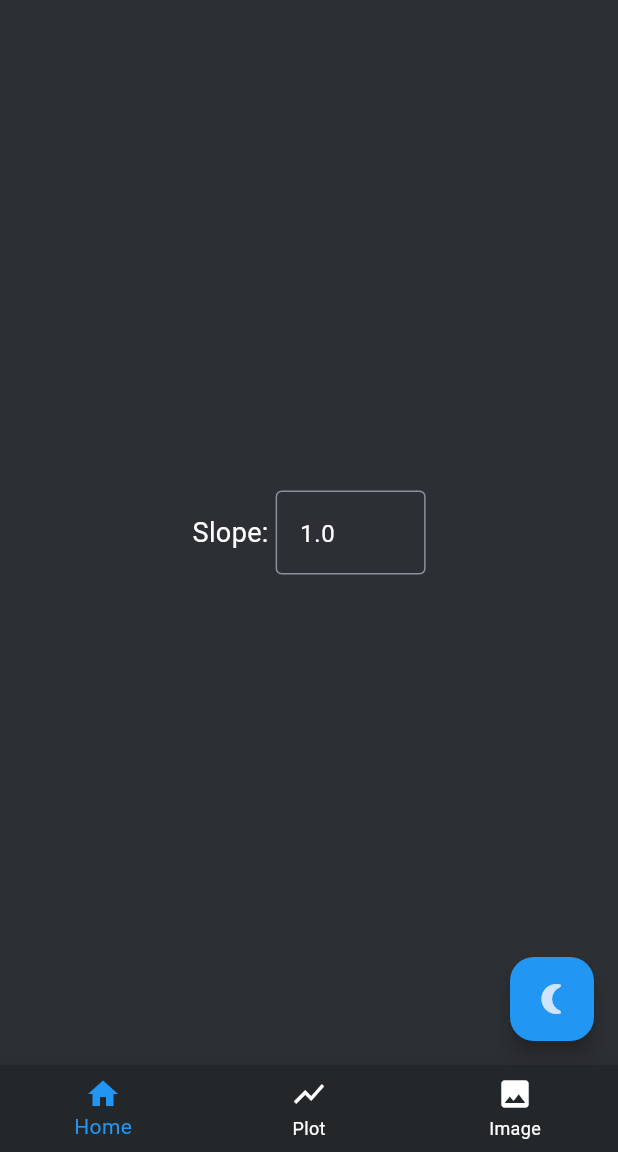
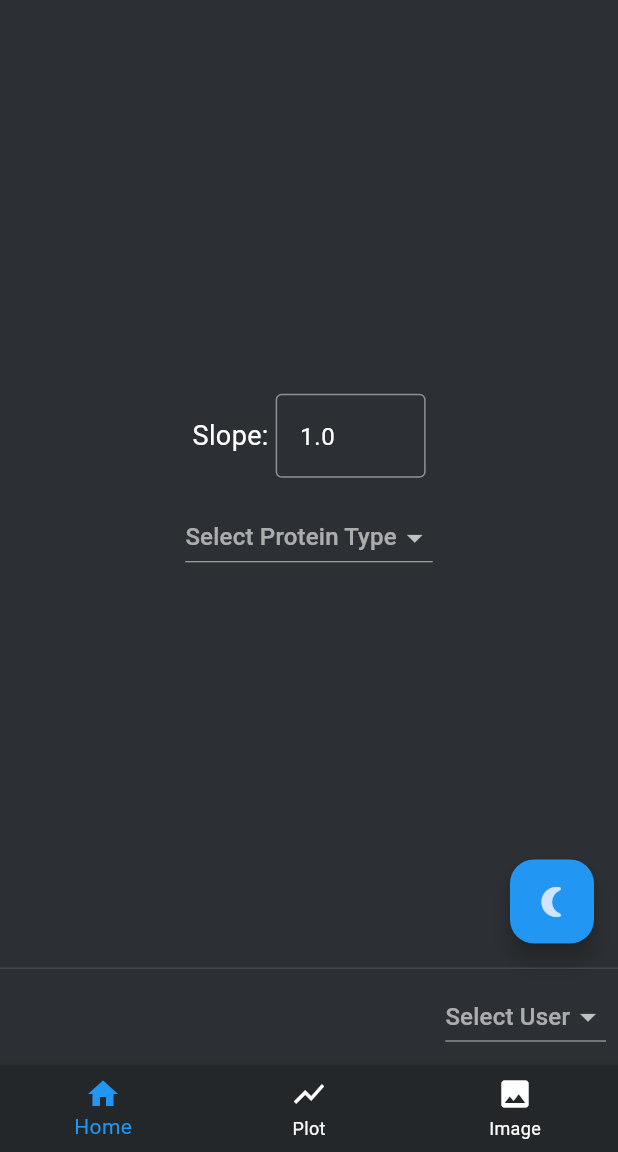
Before and after one commit to eatagapl/vscodeTest3-1, a Flutter app: the screen it shows after launch, on a phone screen of 412 x 824 dp, the part 84-1236 px from its top. Run offline on Flutter 3.47's test engine with Material 3 defaults, Android fonts, the light colour scheme and no system bars; our stand-ins replace fl_chart.

Commit message:
Protein Dropdown prototype

```diff
--- a/test_20250222/lib/brainScreen.dart
+++ b/test_20250222/lib/brainScreen.dart
@@ -13,7 +13,7 @@ class BrainScreen extends StatefulWidget {
 
 class _BrainScreenState extends State<BrainScreen> {
   late int imgNum;
-  Offset dotPosition = Offset(300, 400); // Initial position of the dot
+  Offset dotPosition = Offset(300, 400); //remove
   final TransformationController _transformationController = TransformationController();
   final double dotSize = 4.0; // Size of the dot
   int grayscaleValue = 0; // Grayscale value of the pixel at the dot position
--- a/test_20250222/lib/main.dart
+++ b/test_20250222/lib/main.dart
@@ -2,6 +2,7 @@ import 'package:flutter/material.dart';
 import 'package:intl/intl.dart'; // Add this import for date formatting
 import 'brainScreen.dart'; // Import the new brainScreen.dart file
 import 'plotScene.dart'; // Import the new plotScene.dart file
+import 'utils/protein_parser.dart';
 
 void main() {
   runApp(const MyApp());
@@ -83,9 +84,10 @@ class MyHomePage extends StatefulWidget {
 }
 
 class _MyHomePageState extends State<MyHomePage> {
-  int _selectedIndex = 0;
+  int _selectedIndex = 0; // Ensure this is set to 0 by default
   double plotSlope = 1.0; // Default plotSlope to 1.0
   int imgNum = 1; // Default imgNum to 1
+  String? selectedUser; // Add a variable to store the selected user
 
   void _onItemTapped(int index) {
     setState(() {
@@ -120,7 +122,7 @@ class _MyHomePageState extends State<MyHomePage> {
       body: IndexedStack(
         index: _selectedIndex,
         children: <Widget>[
-          HomePage(
+          HomePage( // Ensure HomePage is the first widget in the IndexedStack
             onSlopeChanged: (slope) {
               setState(() {
                 plotSlope = slope;
@@ -156,6 +158,23 @@ class _MyHomePageState extends State<MyHomePage> {
         onPressed: _toggleTheme,
         child: Icon(themeNotifier.value == ThemeMode.dark ? Icons.nightlight_round : Icons.wb_sunny),
       ),
+      persistentFooterButtons: [
+        DropdownButton<String>(
+          value: selectedUser,
+          hint: const Text('Select User'),
+          items: <String>['User1', 'User2', 'User3'].map((String user) {
+            return DropdownMenuItem<String>(
+              value: user,
+              child: Text(user),
+            );
+          }).toList(),
+          onChanged: (String? newValue) {
+            setState(() {
+              selectedUser = newValue;
+            });
+          },
+        ),
+      ],
     );
   }
 }
@@ -175,6 +194,7 @@ class HomePage extends StatefulWidget {
 
 class _HomePageState extends State<HomePage> {
   late TextEditingController _controller;
+  String? selectedUser; // Revert to using a static dropdown menu for user selection
 
   @override
   void initState() {
@@ -216,6 +236,22 @@ class _HomePageState extends State<HomePage> {
                 ),
               ],
             ),
+            const SizedBox(height: 16), // Add spacing between the slope field and dropdown
+            DropdownButton<String>(
+              value: selectedUser,
+              hint: const Text('Select Protein Type'),
+              items: <String>['User1', 'User2', 'User3'].map((String user) {
+                return DropdownMenuItem<String>(
+                  value: user,
+                  child: Text(user),
+                );
+              }).toList(),
+              onChanged: (String? newValue) {
+                setState(() {
+                  selectedUser = newValue;
+                });
+              },
+            ),
           ],
         ),
       ),
```
Also changed, not shown: test_20250222/lib/utils/protein_parser.dart (added, +25 -0 lines), 4 other files.
